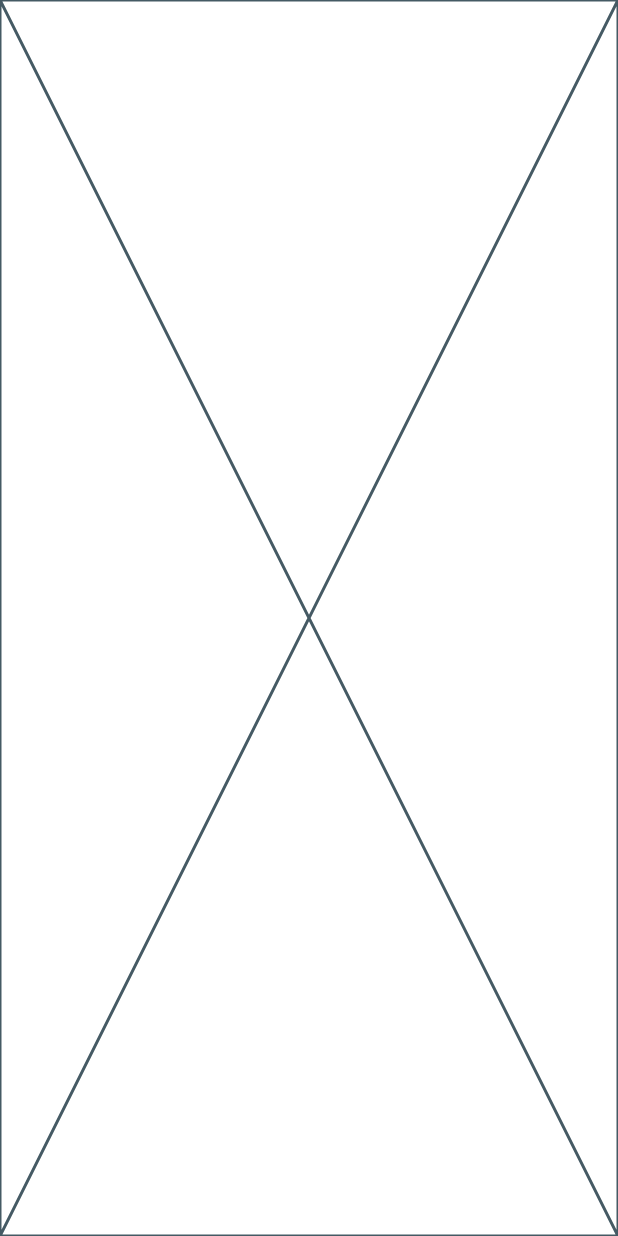
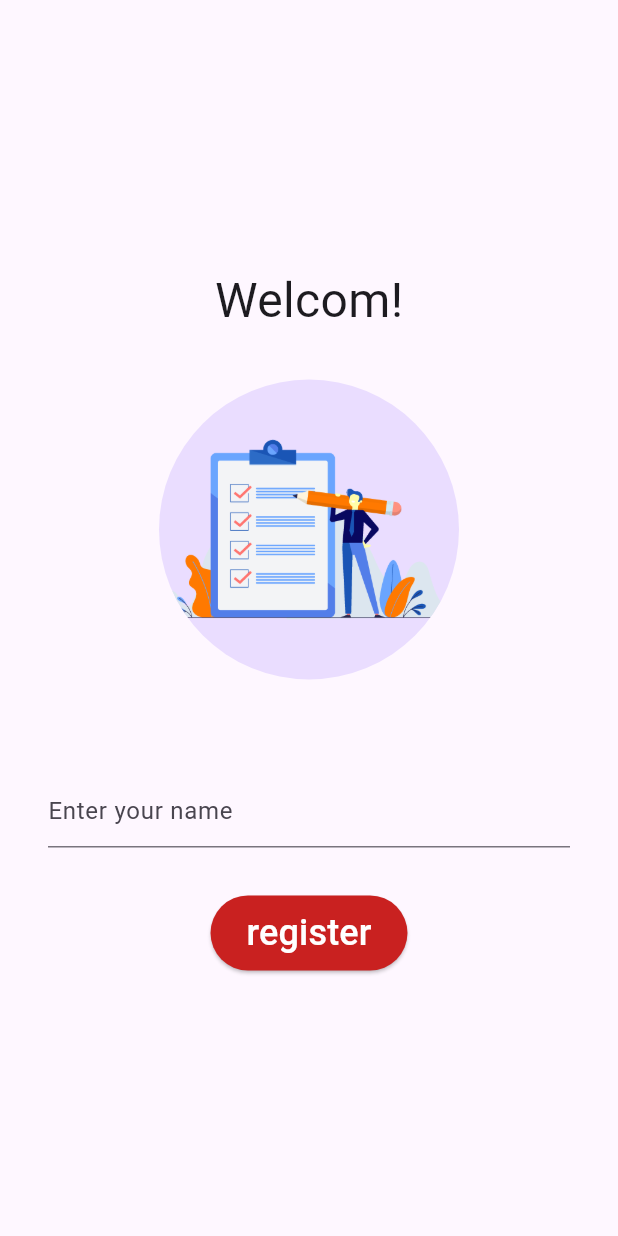
Before and after one commit to faisal-abdelnase/todoist, a Flutter app: the screen it shows after launch, on a phone screen of 412 x 824 dp. Run offline on Flutter 3.47's test engine with Material 3 defaults, Android fonts, the phone set to English and light mode, and no system bars.

Commit message:
add register using name and tet filed

```diff
--- a/lib/features/register_using_name/presentation/view/register_page.dart
+++ b/lib/features/register_using_name/presentation/view/register_page.dart
@@ -1,10 +1,95 @@
 import 'package:flutter/material.dart';
+import 'package:flutter/widgets.dart';
 
-class RegisterPage extends StatelessWidget {
+class RegisterPage extends StatefulWidget {
   const RegisterPage({super.key});
 
   @override
+  State<RegisterPage> createState() => _RegisterPageState();
+}
+
+class _RegisterPageState extends State<RegisterPage> {
+  GlobalKey<FormState> formkey = GlobalKey();
+  String? name;
+  @override
   Widget build(BuildContext context) {
-    return const Placeholder();
+
+    return  Scaffold(
+      body: Form(
+        key: formkey,
+        child: Center(
+          child: Padding(
+            padding: const EdgeInsets.symmetric(horizontal: 32, vertical: 64),
+            child: SingleChildScrollView(
+              child: Column(
+                children: [
+
+                  const Text("Welcom!",
+                  style: TextStyle(
+                    fontSize: 32,
+                  ),),
+
+                  const SizedBox(
+                    height: 30,
+                  ),
+
+                  const CircleAvatar(
+                        radius: 100,
+                        backgroundImage: AssetImage('assets/images/task.png')),
+
+
+                  const SizedBox(
+                    height: 64,
+                  ),
+
+
+                  TextFormField(
+
+                    validator: (value) {
+                    if (value!.isEmpty) {
+                      return 'This filed is require';
+                    }
+                    return null;
+                    },
+
+                    decoration: const InputDecoration(
+                      hintText: "Enter your name",
+                    ),
+
+                    onFieldSubmitted: (value) {
+                      name = value;
+
+                    },
+                  ),
+
+                  const SizedBox(
+                    height: 32,
+                  ),
+
+                  ElevatedButton(
+                    style: ElevatedButton.styleFrom(
+                      minimumSize: Size(100, 50),
+                      backgroundColor: const Color(0xffC92120),
+                    ),
+                    onPressed: (){
+                      if (formkey.currentState?.validate() ?? false) {
+
+                      }
+                    },
+                    child: const Text("register",
+                    style: TextStyle(
+                      color: Colors.white,
+                      fontSize: 24
+                    ),),
+                    ),
+
+
+                ],
+              ),
+            ),
+          ),
+        ),
+      ),
+    );
   }
 }
```
